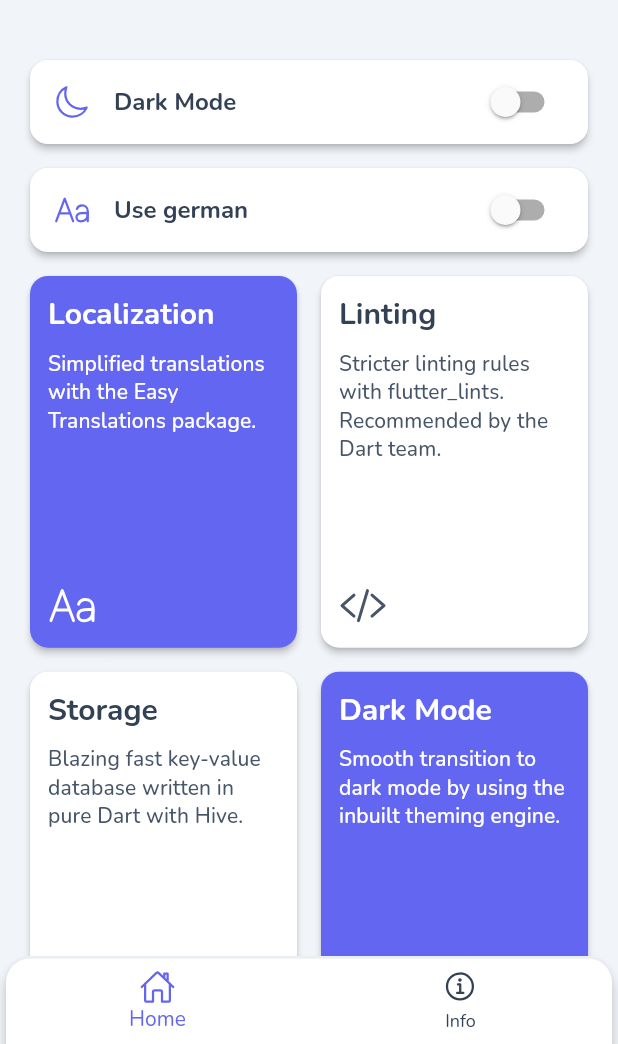
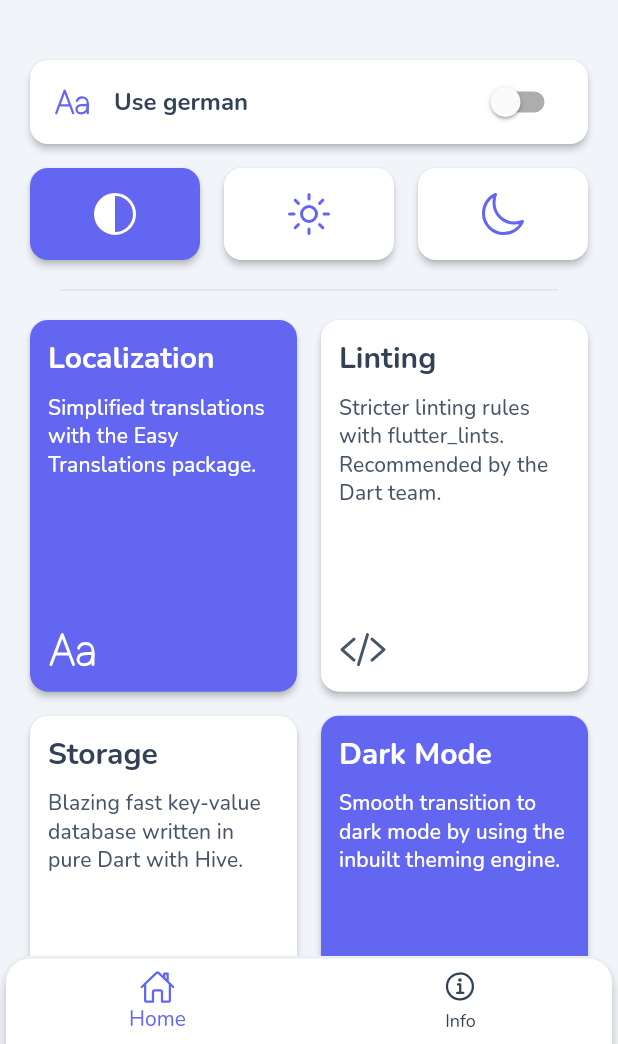
Before and after one commit to anfeichtinger/flutter_production_boilerplate_riverpod, a Flutter app: the screen it shows after launch, on a phone screen of 412 x 824 dp, the part 192-1236 px from its top. Run offline on Flutter 3.47's test engine with Material 2 defaults, Android fonts, the phone set to English and light mode, and no system bars; our stand-ins replace easy_localization, flutter_riverpod, hive, hive_flutter, ionicons; missing offline and left inert: flutter_displaymode; accounts and stored records are empty.

Commit message:
Extend theming options to support system theme

```diff
--- a/lib/main.dart
+++ b/lib/main.dart
@@ -8,8 +8,8 @@ import 'package:hive_flutter/adapters.dart';
 import 'package:path_provider/path_provider.dart';
 
 import 'config/theme.dart';
+import 'states/theme_mode_state.dart';
 import 'states/theme_provider.dart';
-import 'states/theme_state.dart';
 import 'ui/screens/skeleton_screen.dart';
 
 /// Try using const constructors as much as possible!
@@ -46,7 +46,7 @@ class MyApp extends ConsumerWidget {
 
   @override
   Widget build(BuildContext context, WidgetRef ref) {
-    final ChangeThemeState currentTheme = ref.watch(themeProvider);
+    final ThemeModeState currentTheme = ref.watch(themeProvider);
 
     return MaterialApp(
       /// Localization is not available for the title.
@@ -55,7 +55,7 @@ class MyApp extends ConsumerWidget {
       /// Theme stuff
       theme: lightTheme,
       darkTheme: darkTheme,
-      themeMode: currentTheme.darkMode ? ThemeMode.dark : ThemeMode.light,
+      themeMode: currentTheme.themeMode,
 
       /// Localization stuff
       localizationsDelegates: context.localizationDelegates,
--- /dev/null
+++ b/lib/states/theme_mode_state.dart
@@ -0,0 +1,28 @@
+import 'package:flutter/material.dart';
+import 'package:hive/hive.dart';
+
+class ThemeModeState extends ChangeNotifier {
+  ThemeModeState() {
+    final String mode = Hive.box('prefs')
+        .get('themeMode', defaultValue: ThemeMode.system.toString()) as String;
+    switch (mode) {
+      case 'ThemeMode.dark':
+        themeMode = ThemeMode.dark;
+        break;
+      case 'ThemeMode.light':
+        themeMode = ThemeMode.light;
+        break;
+      case 'ThemeMode.system':
+        themeMode = ThemeMode.system;
+        break;
+    }
+  }
+
+  ThemeMode? themeMode;
+
+  void setThemeMode(ThemeMode mode) {
+    themeMode = mode;
+    Hive.box('prefs').put('themeMode', themeMode.toString());
+    notifyListeners();
+  }
+}
--- a/lib/states/theme_provider.dart
+++ b/lib/states/theme_provider.dart
@@ -1,9 +1,9 @@
 import 'package:flutter_riverpod/flutter_riverpod.dart';
 
-import 'theme_state.dart';
+import 'theme_mode_state.dart';
 
-final AutoDisposeChangeNotifierProvider<ChangeThemeState> themeProvider =
+final AutoDisposeChangeNotifierProvider<ThemeModeState> themeProvider =
     ChangeNotifierProvider.autoDispose(
-        (AutoDisposeChangeNotifierProviderRef<ChangeThemeState> ref) {
-  return ChangeThemeState();
+        (AutoDisposeChangeNotifierProviderRef<ThemeModeState> ref) {
+  return ThemeModeState();
 });
--- a/lib/states/theme_state.dart
+++ /dev/null
@@ -1,19 +0,0 @@
-import 'package:flutter/material.dart';
-import 'package:hive/hive.dart';
-
-class ChangeThemeState extends ChangeNotifier {
-  bool darkMode =
-      Hive.box('prefs').get('darkMode', defaultValue: false) as bool;
-
-  void enableDarkMode() {
-    darkMode = true;
-    Hive.box('prefs').put('darkMode', true);
-    notifyListeners();
-  }
-
-  void enableLightMode() {
-    darkMode = false;
-    Hive.box('prefs').put('darkMode', false);
-    notifyListeners();
-  }
-}
--- a/lib/ui/screens/first_screen.dart
+++ b/lib/ui/screens/first_screen.dart
@@ -3,8 +3,8 @@ import 'package:flutter/material.dart';
 import 'package:flutter_riverpod/flutter_riverpod.dart';
 import 'package:ionicons/ionicons.dart';
 
-import '../../states/theme_provider.dart';
 import '../widgets/first_screen/info_card.dart';
+import '../widgets/first_screen/theme_card.dart';
 import '../widgets/header.dart';
 
 class FirstScreen extends ConsumerWidget {
@@ -19,48 +19,7 @@ class FirstScreen extends ConsumerWidget {
           physics: const BouncingScrollPhysics(),
           children: <Widget>[
             const Header(text: 'app_name'),
-            Card(
-              elevation: 2,
-              color: Theme.of(context).cardColor,
 
-              /// Example: Getting border radius circular as const
-              /// Nested Widgets do not need to be declared as const.
-              shape: const RoundedRectangleBorder(
-                  borderRadius: BorderRadius.all(Radius.circular(12))),
-              child: SwitchListTile(
-                onChanged: (bool newValue) {
-                  /// Example: Change theme with Riverpod
-                  if (newValue) {
-                    ref.watch(themeProvider).enableDarkMode();
-                  } else {
-                    ref.watch(themeProvider).enableLightMode();
-                  }
-                },
-                shape: const RoundedRectangleBorder(
-                    borderRadius: BorderRadius.all(Radius.circular(12))),
-                value: Theme.of(context).brightness == Brightness.dark,
-                title: Row(
-                  children: <Widget>[
-                    /// Examle: Ionicons
-                    /// Available icons -> https://ionic.io/ionicons
-                    Icon(Ionicons.moon_outline,
-                        color: Theme.of(context).primaryColor),
-                    const SizedBox(width: 16),
-                    Text(
-                      /// Example: Use the easy_translations package
-                      tr('dark_mode_title'),
-                      style: Theme.of(context)
-                          .textTheme
-                          .subtitle1!
-                          .apply(fontWeightDelta: 2),
-                    ),
-                  ],
-                ),
-              ),
-            ),
-
-            /// Example: Good way to add space between items without using Paddings
-            const SizedBox(height: 8),
             Card(
               elevation: 2,
 
@@ -96,7 +55,39 @@ class FirstScreen extends ConsumerWidget {
                 ),
               ),
             ),
+
             const SizedBox(height: 8),
+
+            GridView.count(
+                physics: const NeverScrollableScrollPhysics(),
+                shrinkWrap: true,
+                crossAxisCount: 3,
+                crossAxisSpacing: 8,
+                mainAxisSpacing: 8,
+                childAspectRatio: 1.75 / 1,
+                children: const <ThemeCard>[
+                  ThemeCard(
+                    mode: ThemeMode.system,
+                    icon: Ionicons.contrast_outline,
+                  ),
+                  ThemeCard(
+                    mode: ThemeMode.light,
+                    icon: Ionicons.sunny_outline,
+                  ),
+                  ThemeCard(
+                    mode: ThemeMode.dark,
+                    icon: Ionicons.moon_outline,
+                  ),
+                ]),
+
+            /// Example: Good way to add space between items without using Paddings
+            const SizedBox(height: 8),
+            const Padding(
+              padding: EdgeInsets.symmetric(horizontal: 24),
+              child: Divider(),
+            ),
+            const SizedBox(height: 8),
+
             GridView.count(
               physics: const NeverScrollableScrollPhysics(),
               shrinkWrap: true,
--- /dev/null
+++ b/lib/ui/widgets/first_screen/theme_card.dart
@@ -0,0 +1,41 @@
+import 'package:flutter/material.dart';
+import 'package:flutter_riverpod/flutter_riverpod.dart';
+
+import '../../../states/theme_mode_state.dart';
+import '../../../states/theme_provider.dart';
+
+class ThemeCard extends ConsumerWidget {
+  const ThemeCard({
+    super.key,
+    required this.mode,
+    required this.icon,
+  });
+
+  final IconData icon;
+  final ThemeMode mode;
+
+  @override
+  Widget build(BuildContext context, WidgetRef ref) {
+    final ThemeModeState state = ref.watch(themeProvider);
+
+    return Card(
+      elevation: 2,
+      color: state.themeMode == mode
+          ? Theme.of(context).primaryColor
+          : Theme.of(context).cardColor,
+      shape: const RoundedRectangleBorder(
+          borderRadius: BorderRadius.all(Radius.circular(12))),
+      child: InkWell(
+        onTap: () => ref.watch(themeProvider.notifier).setThemeMode(mode),
+        borderRadius: const BorderRadius.all(Radius.circular(12)),
+        child: Icon(
+          icon,
+          size: 32,
+          color: state.themeMode != mode
+              ? Theme.of(context).primaryColor
+              : Colors.white,
+        ),
+      ),
+    );
+  }
+}
--- a/lib/ui/widgets/header.dart
+++ b/lib/ui/widgets/header.dart
@@ -2,8 +2,8 @@ import 'package:easy_localization/easy_localization.dart';
 import 'package:flutter/material.dart';
 
 class Header extends StatelessWidget {
+  const Header({super.key, required this.text});
 
-  const Header({super.key, required this.text});
   final String text;
 
   @override
@@ -13,8 +13,7 @@ class Header extends StatelessWidget {
       child: Text(
         tr(text),
         textAlign: TextAlign.start,
-        style:
-            Theme.of(context).textTheme.headline4!.apply(fontWeightDelta: 2),
+        style: Theme.of(context).textTheme.headline4!.apply(fontWeightDelta: 2),
       ),
     );
   }
```
Also changed, not shown: lib/config/theme.dart (+4 -8 lines), assets/img/home_dark.jpg, assets/img/home_light.jpg, 1 other file.
